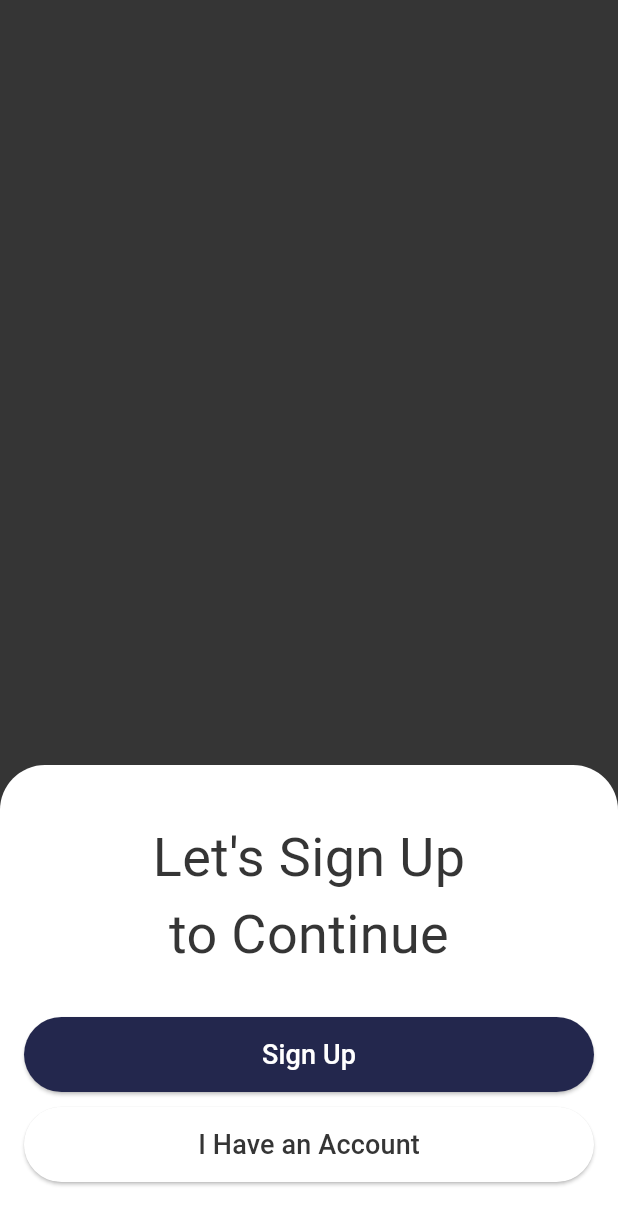
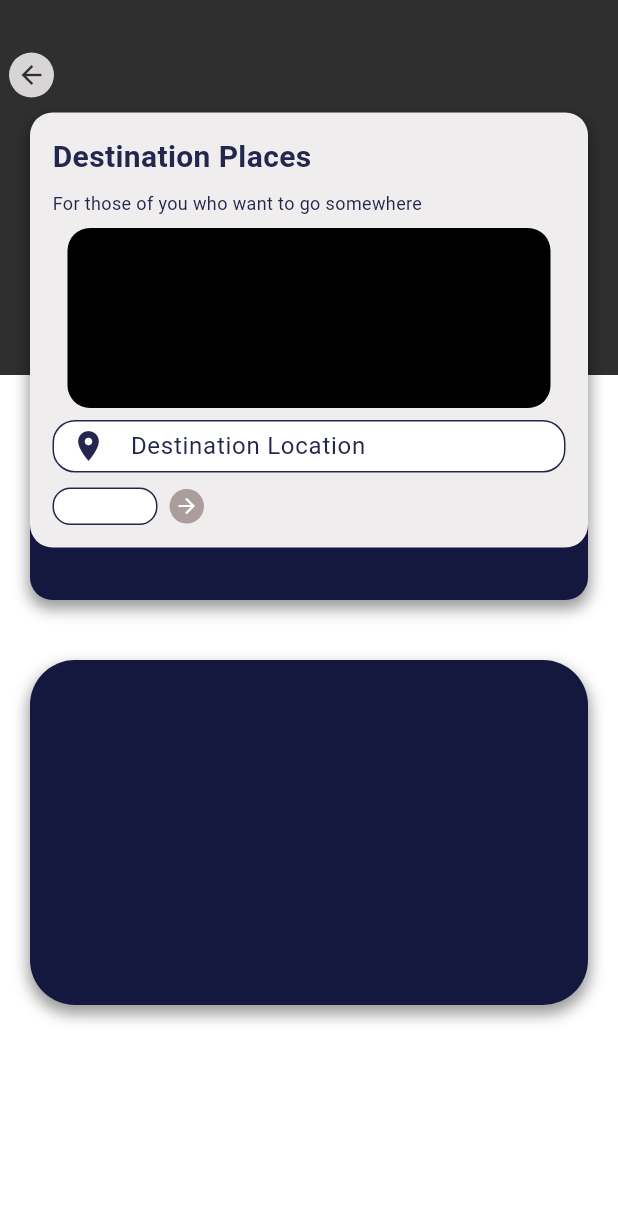
Before and after one commit to HengkyLaurencio/GoDec, a Flutter app: the screen it shows after launch, on a phone screen of 412 x 824 dp. Shown: the top 1225 px of the screen. Run offline on Flutter 3.47's test engine with Material 3 defaults, Android fonts, the phone set to English and light mode, and no system bars.

Commit message:
Order Page Layout Done

```diff
--- a/lib/main.dart
+++ b/lib/main.dart
@@ -1,7 +1,8 @@
 import 'package:flutter/material.dart';
 import 'package:godec/landing_page.dart';
 import 'package:godec/features/main/presentation/page/main_page.dart';
-
+import 'package:godec/features/main/presentation/page/home_page.dart';
+import 'package:godec/order_page.dart';
 
 void main() {
   runApp(const MyApp());
@@ -22,7 +23,7 @@ class MyApp extends StatelessWidget {
         useMaterial3: true,
       ),
       debugShowCheckedModeBanner: false,
-      home: const LandingPage(),
+      home: const OrderPage(),
     );
   }
 }
--- /dev/null
+++ b/lib/order_page.dart
@@ -0,0 +1,186 @@
+import 'package:flutter/material.dart';
+
+class OrderPage extends StatelessWidget {
+  const OrderPage({super.key});
+
+  @override
+  Widget build(BuildContext context) {
+    final screenWidth = MediaQuery.of(context).size.width;
+
+    return Scaffold(
+      body: SingleChildScrollView(
+        child: Column(
+          children: [
+            SizedBox(
+              height: 440,
+              child: Stack(
+                children: [
+                  Positioned(
+                    child: Container(
+                      width: screenWidth,
+                      height: 250,
+                      decoration: BoxDecoration(
+                        color: const Color.fromARGB(255, 47, 47, 47),
+                      ),
+                    ),
+                  ),
+                  Positioned(
+                    top: 35,
+                    left: 6,
+                    child: Container(
+                      width: 30,
+                      height: 30,
+                      decoration: BoxDecoration(
+                        color: const Color.fromARGB(255, 215, 213, 213),
+                        shape: BoxShape.circle,
+                      ),
+                      child: Center(
+                        child: Icon(
+                          Icons.arrow_back,
+                          color: Color.fromARGB(255, 47, 47, 47),
+                          size: 20,
+                        ),
+                      ),
+                    ),
+                  ),
+                  Positioned(
+                      top: 75,
+                      left: 20,
+                      right: 20,
+                      child: Container(
+                        height: 325,
+                        decoration: BoxDecoration(
+                          color: const Color.fromARGB(255, 20, 24, 63),
+                          borderRadius: BorderRadius.circular(15),
+                          boxShadow: [
+                            BoxShadow(
+                              color: Colors.black.withOpacity(0.4),
+                              spreadRadius: 1,
+                              blurRadius: 8,
+                              offset: Offset(0, 5),
+                            ),
+                          ],
+                        ),
+                      )),
+                  Positioned(
+                    top: 75,
+                    left: 20,
+                    right: 20,
+                    child: Container(
+                      height: 290,
+                      padding: const EdgeInsets.all(15),
+                      decoration: BoxDecoration(
+                        color: const Color.fromARGB(255, 239, 237, 237),
+                        borderRadius: BorderRadius.circular(15),
+                      ),
+                      child: Column(
+                        crossAxisAlignment: CrossAxisAlignment.start,
+                        children: [
+                          const Text(
+                            "Destination Places",
+                            style: TextStyle(
+                              fontSize: 20,
+                              fontWeight: FontWeight.bold,
+                            ),
+                          ),
+                          const SizedBox(height: 8),
+                          const Text(
+                            "For those of you who want to go somewhere",
+                            style: TextStyle(fontSize: 12),
+                          ),
+                          const SizedBox(height: 8),
+                          Container(
+                            margin: EdgeInsets.only(
+                              right: 10,
+                              left: 10,
+                            ),
+                            height: 120,
+                            decoration: BoxDecoration(
+                                color: Colors.black,
+                                borderRadius: BorderRadius.circular(15)),
+                          ),
+                          const SizedBox(height: 8),
+                          SizedBox(
+                            height: 35,
+                            child: TextField(
+                              decoration: InputDecoration(
+                                hintText: 'Destination Location',
+                                prefixIcon: const Icon(Icons.location_on),
+                                border: OutlineInputBorder(
+                                  borderRadius: BorderRadius.circular(15),
+                                ),
+                                filled: true,
+                                fillColor: Colors.white,
+                                contentPadding:
+                                    EdgeInsets.symmetric(vertical: 0.0),
+                              ),
+                            ),
+                          ),
+                          const SizedBox(height: 10),
+                          Row(
+                            children: [
+                              SizedBox(
+                                width: 70,
+                                height: 25,
+                                child: TextField(
+                                  decoration: InputDecoration(
+                                    border: OutlineInputBorder(
+                                      borderRadius: BorderRadius.circular(12),
+                                    ),
+                                    filled: true,
+                                    fillColor: Colors.white,
+                                  ),
+                                ),
+                              ),
+                              const SizedBox(width: 8),
+                              Container(
+                                width: 23,
+                                height: 23,
+                                decoration: BoxDecoration(
+                                  color:
+                                      const Color.fromARGB(255, 171, 157, 156),
+                                  shape: BoxShape.circle,
+                                ),
+                                child: Center(
+                                  child: Icon(
+                                    Icons.arrow_forward,
+                                    color: Colors.white,
+                                    size: 16,
+                                  ),
+                                ),
+                              ),
+                            ],
+                          )
+                        ],
+                      ),
+                    ),
+                  ),
+                ],
+              ),
+            ),
+            Container(
+              margin: EdgeInsets.only(
+                left: 20,
+                right: 20,
+              ),
+              width: screenWidth,
+              height: 230,
+              decoration: BoxDecoration(
+                color: const Color.fromARGB(255, 20, 24, 63),
+                borderRadius: BorderRadius.circular(30),
+                boxShadow: [
+                  BoxShadow(
+                    color: Colors.black.withOpacity(0.4),
+                    spreadRadius: 1,
+                    blurRadius: 8,
+                    offset: Offset(0, 5),
+                  ),
+                ],
+              ),
+            ),
+          ],
+        ),
+      ),
+    );
+  }
+}
```
